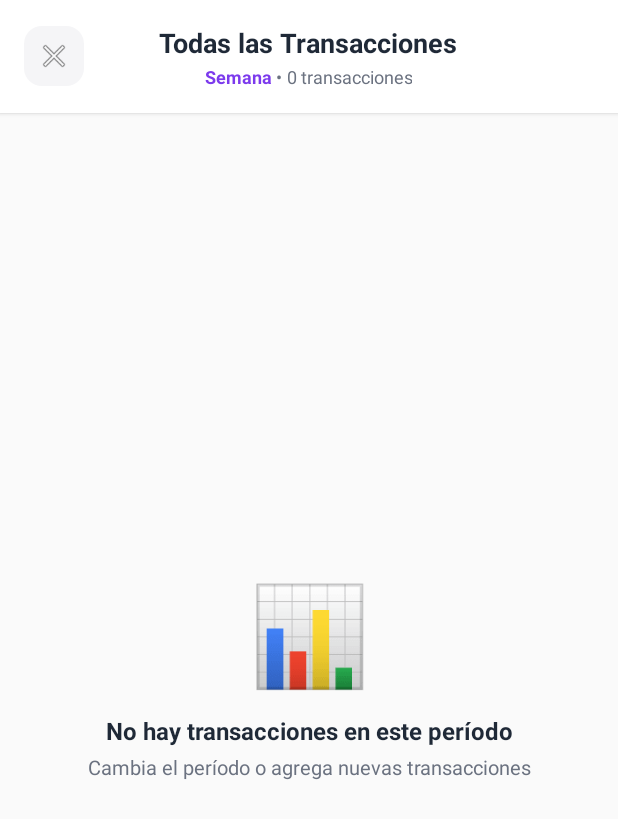
After one commit to cruzjeff225/GastoApp, an Android app: the AllTransactionsActivity screen opened directly, with no data from a screen before it, on a phone screen of 412 x 824 dp. The commit adds this screen. Shown: the top 819 px of the screen. Run offline under Robolectric (Android 15) with nearby library versions, the phone set to English and light mode, and no system bars; our stand-ins replace Firebase (no records; nobody signed in at launch, a user with empty details on screens opened directly).

Commit message:
feat: adding functional filter for transaction (week, month, year)

```diff
--- a/app/src/main/AndroidManifest.xml
+++ b/app/src/main/AndroidManifest.xml
@@ -51,6 +51,12 @@
             android:exported="false"
             android:theme="@style/Theme.GastoApp" />
 
+        <!-- Activity for All Transactions -->
+        <activity
+            android:name=".ui.transactions.AllTransactionsActivity"
+            android:exported="false"
+            android:theme="@style/Theme.GastoApp" />
+
 
     </application>
 
--- /dev/null
+++ b/app/src/main/java/com/cruzjeff225/gastoapp/ui/transactions/AllTransactionsActivity.kt
@@ -0,0 +1,118 @@
+package com.cruzjeff225.gastoapp.ui.transactions
+
+import android.os.Bundle
+import androidx.activity.viewModels
+import androidx.appcompat.app.AppCompatActivity
+import androidx.recyclerview.widget.LinearLayoutManager
+import com.cruzjeff225.gastoapp.adapters.TransactionAdapter
+import com.cruzjeff225.gastoapp.databinding.ActivityAllTransactionsBinding
+import com.cruzjeff225.gastoapp.data.model.Transaction
+import com.cruzjeff225.gastoapp.ui.home.HomeViewModel
+import com.cruzjeff225.gastoapp.utils.gone
+import com.cruzjeff225.gastoapp.utils.showToast
+import com.cruzjeff225.gastoapp.utils.visible
+import java.util.*
+
+class AllTransactionsActivity : AppCompatActivity() {
+
+    private lateinit var binding: ActivityAllTransactionsBinding
+    private val viewModel: HomeViewModel by viewModels()
+    private lateinit var adapter: TransactionAdapter
+    private var selectedPeriod = "Semana"
+
+    override fun onCreate(savedInstanceState: Bundle?) {
+        super.onCreate(savedInstanceState)
+        binding = ActivityAllTransactionsBinding.inflate(layoutInflater)
+        setContentView(binding.root)
+
+        selectedPeriod = intent.getStringExtra("period") ?: "Semana"
+
+        setupToolbar()
+        setupRecyclerView()
+        setupObservers()
+    }
+
+    private fun setupToolbar() {
+        binding.tvPeriod.text = selectedPeriod
+        binding.btnBack.setOnClickListener {
+            finish()
+        }
+    }
+
+    private fun setupRecyclerView() {
+        adapter = TransactionAdapter(
+            onItemClick = { transaction ->
+                showToast("Ver detalle: ${transaction.category}")
+            },
+            onDeleteClick = { transaction ->
+                deleteTransaction(transaction)
+            }
+        )
+
+        binding.rvAllTransactions.apply {
+            layoutManager = LinearLayoutManager(this@AllTransactionsActivity)
+            adapter = this@AllTransactionsActivity.adapter
+        }
+    }
+
+    private fun setupObservers() {
+        viewModel.transactions.observe(this) { transactions ->
+            val filteredTransactions = filterTransactionsByPeriod(transactions)
+
+            if (filteredTransactions.isEmpty()) {
+                binding.emptyState.visible()
+                binding.rvAllTransactions.gone()
+            } else {
+                binding.emptyState.gone()
+                binding.rvAllTransactions.visible()
+            }
+
+            adapter.submitList(filteredTransactions)
+            binding.tvTransactionCount.text = "${filteredTransactions.size} transacciones"
+        }
+
+        viewModel.isLoading.observe(this) { isLoading ->
+            if (isLoading) binding.progressBar.visible() else binding.progressBar.gone()
+        }
+
+        viewModel.error.observe(this) { error ->
+            error?.let { showToast(it) }
+        }
+    }
+
+    private fun filterTransactionsByPeriod(transactions: List<Transaction>): List<Transaction> {
+        val calendar = Calendar.getInstance()
+        val now = calendar.timeInMillis
+
+        return when (selectedPeriod) {
+            "Semana" -> {
+                calendar.add(Calendar.DAY_OF_YEAR, -7)
+                val startTime = calendar.timeInMillis
+                transactions.filter { it.date >= startTime && it.date <= now }
+            }
+            "Mes" -> {
+                calendar.add(Calendar.MONTH, -1)
+                val startTime = calendar.timeInMillis
+                transactions.filter { it.date >= startTime && it.date <= now }
+            }
+            "Año" -> {
+                calendar.add(Calendar.YEAR, -1)
+                val startTime = calendar.timeInMillis
+                transactions.filter { it.date >= startTime && it.date <= now }
+            }
+            else -> transactions
+        }
+    }
+
+    private fun deleteTransaction(transaction: Transaction) {
+        androidx.appcompat.app.AlertDialog.Builder(this)
+            .setTitle("Eliminar")
+            .setMessage("¿Eliminar esta transacción?")
+            .setPositiveButton("Eliminar") { _, _ ->
+                viewModel.deleteTransaction(transaction.id)
+                showToast("Eliminado")
+            }
+            .setNegativeButton("Cancelar", null)
+            .show()
+    }
+}
--- /dev/null
+++ b/app/src/main/res/layout/activity_all_transactions.xml
@@ -0,0 +1,140 @@
+<?xml version="1.0" encoding="utf-8"?>
+<LinearLayout xmlns:android="http://schemas.android.com/apk/res/android"
+    xmlns:app="http://schemas.android.com/apk/res-auto"
+    android:layout_width="match_parent"
+    android:layout_height="match_parent"
+    android:orientation="vertical"
+    android:background="#FAFAFA">
+
+    <!-- Toolbar -->
+    <RelativeLayout
+        android:id="@+id/toolbar"
+        android:layout_width="match_parent"
+        android:layout_height="wrap_content"
+        android:background="@color/white"
+        android:padding="16dp"
+        android:elevation="2dp">
+
+        <ImageView
+            android:id="@+id/btnBack"
+            android:layout_width="40dp"
+            android:layout_height="40dp"
+            android:src="@android:drawable/ic_menu_close_clear_cancel"
+            android:background="@drawable/bg_icon_circle"
+            android:padding="8dp"
+            android:layout_alignParentStart="true"
+            android:layout_centerVertical="true"
+            android:contentDescription="Atrás"/>
+
+        <LinearLayout
+            android:layout_width="wrap_content"
+            android:layout_height="wrap_content"
+            android:orientation="vertical"
+            android:layout_centerInParent="true">
+
+            <TextView
+                android:layout_width="wrap_content"
+                android:layout_height="wrap_content"
+                android:text="Todas las Transacciones"
+                android:textSize="18sp"
+                android:textStyle="bold"
+                android:textColor="@color/text_primary"
+                android:gravity="center"/>
+
+            <LinearLayout
+                android:layout_width="wrap_content"
+                android:layout_height="wrap_content"
+                android:orientation="horizontal"
+                android:layout_gravity="center_horizontal"
+                android:layout_marginTop="2dp">
+
+                <TextView
+                    android:id="@+id/tvPeriod"
+                    android:layout_width="wrap_content"
+                    android:layout_height="wrap_content"
+                    android:text="Semana"
+                    android:textSize="12sp"
+                    android:textColor="@color/primary_purple"
+                    android:textStyle="bold"
+                    android:gravity="center"/>
+
+                <TextView
+                    android:layout_width="wrap_content"
+                    android:layout_height="wrap_content"
+                    android:text=" • "
+                    android:textSize="12sp"
+                    android:textColor="@color/text_secondary"
+                    android:gravity="center"/>
+
+                <TextView
+                    android:id="@+id/tvTransactionCount"
+                    android:layout_width="wrap_content"
+                    android:layout_height="wrap_content"
+                    android:text="0 transacciones"
+                    android:textSize="12sp"
+                    android:textColor="@color/text_secondary"
+                    android:gravity="center"/>
+            </LinearLayout>
+        </LinearLayout>
+    </RelativeLayout>
+
+    <!-- Content -->
+    <FrameLayout
+        android:layout_width="match_parent"
+        android:layout_height="match_parent">
+
+        <!-- Progress Bar -->
+        <ProgressBar
+            android:id="@+id/progressBar"
+            android:layout_width="wrap_content"
+            android:layout_height="wrap_content"
+            android:layout_gravity="center"
+            android:visibility="gone"
+            android:indeterminateTint="@color/primary_purple"/>
+
+        <!-- Transactions List -->
+        <androidx.recyclerview.widget.RecyclerView
+            android:id="@+id/rvAllTransactions"
+            android:layout_width="match_parent"
+            android:layout_height="match_parent"
+            android:padding="16dp"
+            android:clipToPadding="false"/>
+
+        <!-- Empty State -->
+        <LinearLayout
+            android:id="@+id/emptyState"
+            android:layout_width="match_parent"
+            android:layout_height="match_parent"
+            android:orientation="vertical"
+            android:gravity="center"
+            android:padding="40dp"
+            android:visibility="gone">
+
+            <TextView
+                android:layout_width="wrap_content"
+                android:layout_height="wrap_content"
+                android:text="📊"
+                android:textSize="64sp"/>
+
+            <TextView
+                android:layout_width="wrap_content"
+                android:layout_height="wrap_content"
+                android:text="No hay transacciones en este período"
+                android:textSize="16sp"
+                android:textStyle="bold"
+                android:textColor="@color/text_primary"
+                android:layout_marginTop="12dp"
+                android:gravity="center"/>
+
+            <TextView
+                android:layout_width="wrap_content"
+                android:layout_height="wrap_content"
+                android:text="Cambia el período o agrega nuevas transacciones"
+                android:textSize="13sp"
+                android:textColor="@color/text_secondary"
+                android:gravity="center"
+                android:layout_marginTop="4dp"/>
+        </LinearLayout>
+    </FrameLayout>
+
+</LinearLayout>
```
Also changed, not shown: app/src/main/java/com/cruzjeff225/gastoapp/ui/home/HomeFragment.kt (+40 -7 lines), app/src/main/res/layout/fragment_home.xml (+16 -1 lines).
